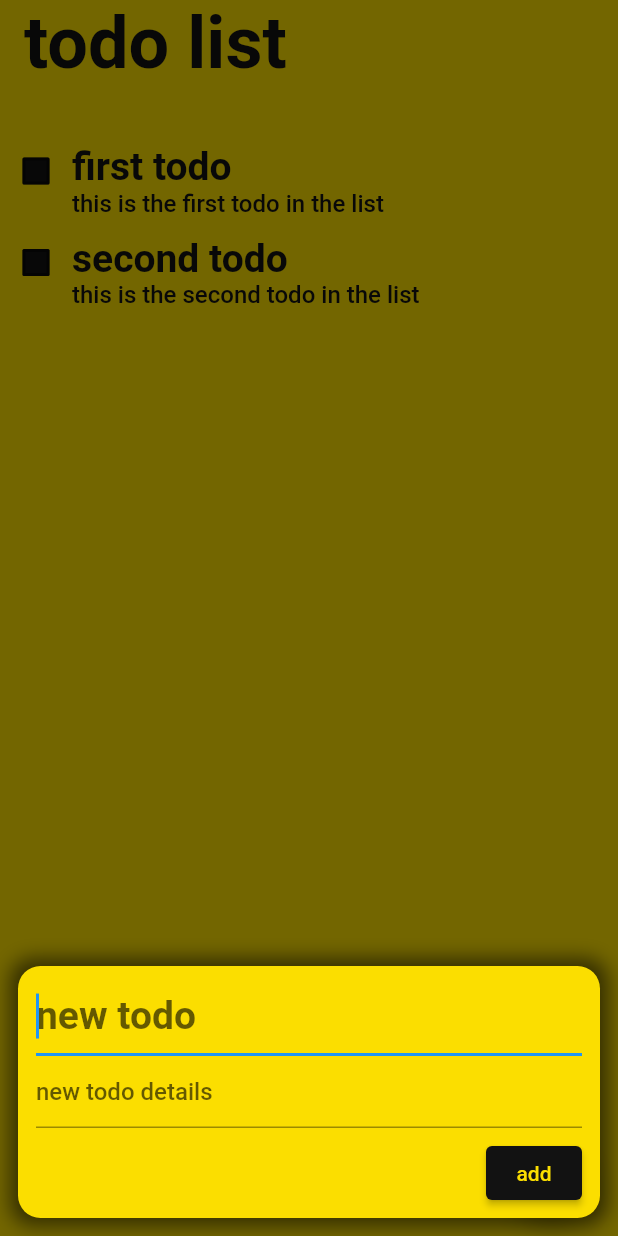
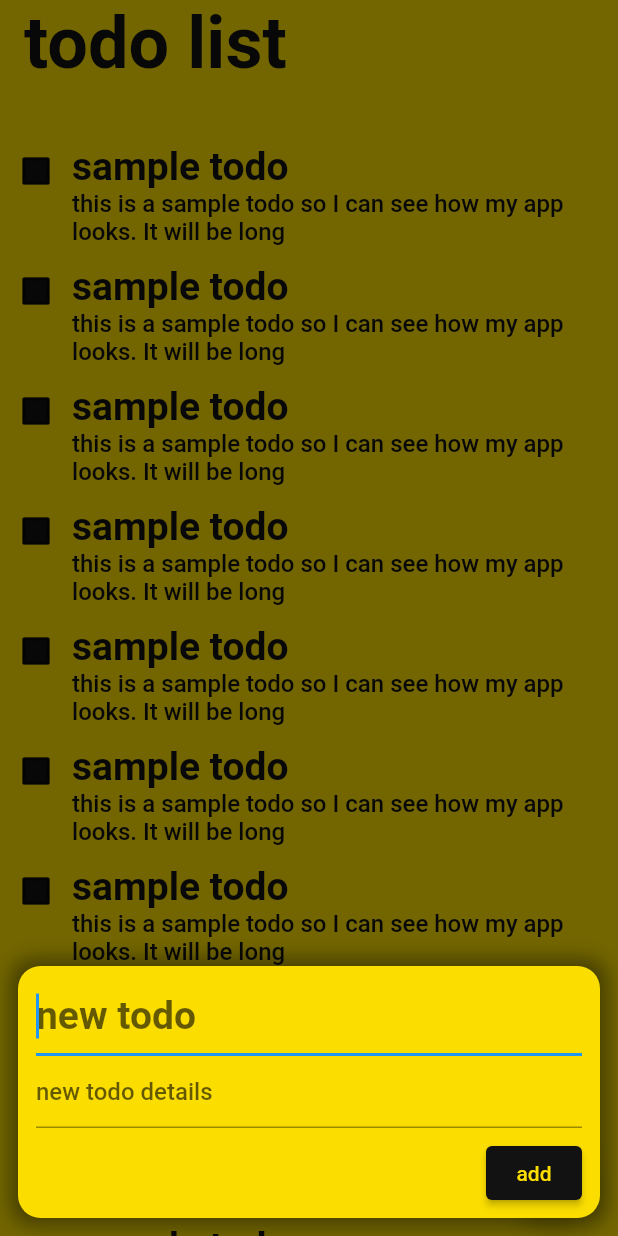
Before and after one commit to shahzeb97/nonametodolist, a Flutter app: the screen it shows after launch, after a tap on the "add" icon, on a phone screen of 412 x 824 dp. Run offline on Flutter 3.47's test engine with Material 2 defaults, Android fonts, the light colour scheme and no system bars.

Commit message:
Finalized base UI

```diff
--- a/lib/screens/new_todo.dart
+++ b/lib/screens/new_todo.dart
@@ -37,7 +37,7 @@ class _NewTodoModalFormState extends State<NewTodoModalForm> {
           color: Color(0xffFBDE00),
           borderRadius: BorderRadius.all(Radius.circular(15)),
           boxShadow: [
-            BoxShadow(blurRadius: 10, color: Colors.black54, spreadRadius: 5)
+            BoxShadow(blurRadius: 10, color: Colors.black38, spreadRadius: 5)
           ]),
       child: Form(
         key: _formKey,
--- a/lib/state/todo_model.dart
+++ b/lib/state/todo_model.dart
@@ -7,13 +7,65 @@ class TodoModel extends ChangeNotifier {
   // Internal, private list of todos
   final List<Todo> _todos = [
     Todo(
-        id: 0,
-        title: 'first todo',
-        details: 'this is the first todo in the list'),
+        id: 1,
+        title: 'sample todo',
+        details:
+            'this is a sample todo so I can see how my app looks. It will be long'),
     Todo(
-        id: 1,
-        title: 'second todo',
-        details: 'this is the second todo in the list'),
+        id: 2,
+        title: 'sample todo',
+        details:
+            'this is a sample todo so I can see how my app looks. It will be long'),
+    Todo(
+        id: 3,
+        title: 'sample todo',
+        details:
+            'this is a sample todo so I can see how my app looks. It will be long'),
+    Todo(
+        id: 4,
+        title: 'sample todo',
+        details:
+            'this is a sample todo so I can see how my app looks. It will be long'),
+    Todo(
+        id: 5,
+        title: 'sample todo',
+        details:
+            'this is a sample todo so I can see how my app looks. It will be long'),
+    Todo(
+        id: 6,
+        title: 'sample todo',
+        details:
+            'this is a sample todo so I can see how my app looks. It will be long'),
+    Todo(
+        id: 7,
+        title: 'sample todo',
+        details:
+            'this is a sample todo so I can see how my app looks. It will be long'),
+    Todo(
+        id: 8,
+        title: 'sample todo',
+        details:
+            'this is a sample todo so I can see how my app looks. It will be long'),
+    Todo(
+        id: 9,
+        title: 'sample todo',
+        details:
+            'this is a sample todo so I can see how my app looks. It will be long'),
+    Todo(
+        id: 10,
+        title: 'sample todo',
+        details:
+            'this is a sample todo so I can see how my app looks. It will be long'),
+    Todo(
+        id: 11,
+        title: 'sample todo',
+        details:
+            'this is a sample todo so I can see how my app looks. It will be long'),
+    Todo(
+        id: 12,
+        title: 'sample todo',
+        details:
+            'this is a sample todo so I can see how my app looks. It will be long'),
   ];
 
   // An unmodifiable view of todos in the list
```
